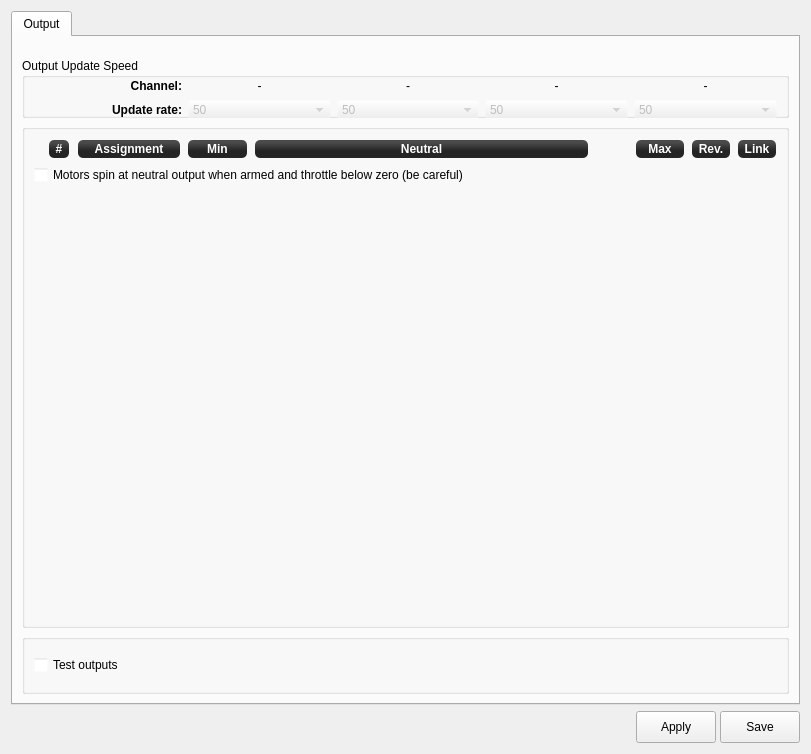
The window that ground/openpilotgcs/src/plugins/config/output.ui (openpilot/OpenPilot) describes before a commit, drawn with Qt 5.
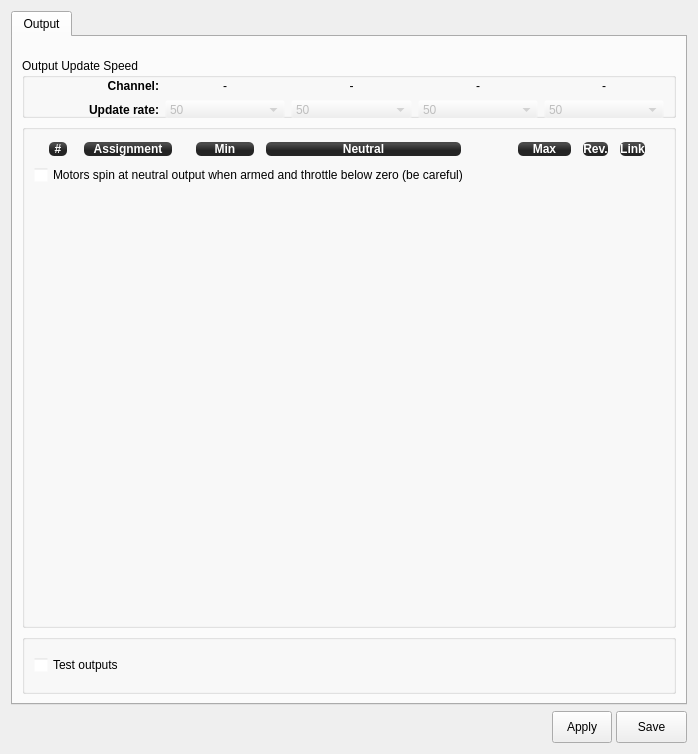
The same window after the commit. Icons and pictures are not drawn.

Commit message: fixed the vertical sliders, fixed input/output header spacing over the config sliders, switched around the progress bar in stabi ui, more to come

Diff of the .ui file:
```diff
--- a/ground/openpilotgcs/src/plugins/config/output.ui
+++ b/ground/openpilotgcs/src/plugins/config/output.ui
@@ -6,7 +6,7 @@
    <rect>
     <x>0</x>
     <y>0</y>
-    <width>811</width>
+    <width>698</width>
     <height>754</height>
    </rect>
   </property>
@@ -125,7 +125,7 @@
            <rect>
             <x>0</x>
             <y>0</y>
-            <width>781</width>
+            <width>668</width>
             <height>642</height>
            </rect>
           </property>
@@ -528,6 +528,9 @@
              <layout class="QVBoxLayout" name="verticalLayout">
               <item>
                <layout class="QHBoxLayout" name="horizontalLayout_3">
+                <property name="spacing">
+                 <number>10</number>
+                </property>
                 <item>
                  <spacer name="horizontalSpacer_6">
                   <property name="orientation">
@@ -547,14 +550,14 @@
                 <item>
                  <widget class="QLabel" name="legend6">
                   <property name="sizePolicy">
-                   <sizepolicy hsizetype="Minimum" vsizetype="Preferred">
+                   <sizepolicy hsizetype="Minimum" vsizetype="Fixed">
                     <horstretch>0</horstretch>
                     <verstretch>0</verstretch>
                    </sizepolicy>
                   </property>
                   <property name="minimumSize">
                    <size>
-                    <width>22</width>
+                    <width>20</width>
                     <height>0</height>
                    </size>
                   </property>
@@ -596,7 +599,7 @@
                   </property>
                   <property name="sizeHint" stdset="0">
                    <size>
-                    <width>1</width>
+                    <width>5</width>
                     <height>20</height>
                    </size>
                   </property>
@@ -605,14 +608,14 @@
                 <item>
                  <widget class="QLabel" name="legend0">
                   <property name="sizePolicy">
-                   <sizepolicy hsizetype="Minimum" vsizetype="Preferred">
+                   <sizepolicy hsizetype="Minimum" vsizetype="Fixed">
                     <horstretch>0</horstretch>
                     <verstretch>0</verstretch>
                    </sizepolicy>
                   </property>
                   <property name="minimumSize">
                    <size>
-                    <width>104</width>
+                    <width>90</width>
                     <height>0</height>
                    </size>
                   </property>
@@ -638,17 +641,33 @@
                   </property>
                  </widget>
                 </item>
+                <item>
+                 <spacer name="horizontalSpacer_8">
+                  <property name="orientation">
+                   <enum>Qt::Horizontal</enum>
+                  </property>
+                  <property name="sizeType">
+                   <enum>QSizePolicy::Fixed</enum>
+                  </property>
+                  <property name="sizeHint" stdset="0">
+                   <size>
+                    <width>12</width>
+                    <height>20</height>
+                   </size>
+                  </property>
+                 </spacer>
+                </item>
                 <item>
                  <widget class="QLabel" name="legend1">
                   <property name="sizePolicy">
-                   <sizepolicy hsizetype="Minimum" vsizetype="Preferred">
+                   <sizepolicy hsizetype="Minimum" vsizetype="Fixed">
                     <horstretch>0</horstretch>
                     <verstretch>0</verstretch>
                    </sizepolicy>
                   </property>
                   <property name="minimumSize">
                    <size>
-                    <width>61</width>
+                    <width>60</width>
                     <height>0</height>
                    </size>
                   </property>
@@ -674,17 +693,33 @@
                   </property>
                  </widget>
                 </item>
+                <item>
+                 <spacer name="horizontalSpacer_9">
+                  <property name="orientation">
+                   <enum>Qt::Horizontal</enum>
+                  </property>
+                  <property name="sizeType">
+                   <enum>QSizePolicy::Minimum</enum>
+                  </property>
+                  <property name="sizeHint" stdset="0">
+                   <size>
+                    <width>0</width>
+                    <height>20</height>
+                   </size>
+                  </property>
+                 </spacer>
+                </item>
                 <item>
                  <widget class="QLabel" name="legend2">
                   <property name="sizePolicy">
-                   <sizepolicy hsizetype="Expanding" vsizetype="Preferred">
+                   <sizepolicy hsizetype="Expanding" vsizetype="Fixed">
                     <horstretch>0</horstretch>
                     <verstretch>0</verstretch>
                    </sizepolicy>
                   </property>
                   <property name="minimumSize">
                    <size>
-                    <width>45</width>
+                    <width>20</width>
                     <height>0</height>
                    </size>
                   </property>
@@ -720,7 +755,7 @@
                   </property>
                   <property name="sizeHint" stdset="0">
                    <size>
-                    <width>40</width>
+                    <width>45</width>
                     <height>20</height>
                    </size>
                   </property>
@@ -729,14 +764,14 @@
                 <item>
                  <widget class="QLabel" name="legend3">
                   <property name="sizePolicy">
-                   <sizepolicy hsizetype="Minimum" vsizetype="Preferred">
+                   <sizepolicy hsizetype="Minimum" vsizetype="Fixed">
                     <horstretch>0</horstretch>
                     <verstretch>0</verstretch>
                    </sizepolicy>
                   </property>
                   <property name="minimumSize">
                    <size>
-                    <width>50</width>
+                    <width>55</width>
                     <height>0</height>
                    </size>
                   </property>
@@ -765,14 +800,14 @@
                 <item>
                  <widget class="QLabel" name="legend4">
                   <property name="sizePolicy">
-                   <sizepolicy hsizetype="Minimum" vsizetype="Preferred">
+                   <sizepolicy hsizetype="Minimum" vsizetype="Fixed">
                     <horstretch>0</horstretch>
                     <verstretch>0</verstretch>
                    </sizepolicy>
                   </property>
                   <property name="minimumSize">
                    <size>
-                    <width>40</width>
+                    <width>20</width>
                     <height>0</height>
                    </size>
                   </property>
@@ -801,14 +836,14 @@
                 <item>
                  <widget class="QLabel" name="legend5">
                   <property name="sizePolicy">
-                   <sizepolicy hsizetype="Minimum" vsizetype="Preferred">
+                   <sizepolicy hsizetype="Minimum" vsizetype="Fixed">
                     <horstretch>0</horstretch>
                     <verstretch>0</verstretch>
                    </sizepolicy>
                   </property>
                   <property name="minimumSize">
                    <size>
-                    <width>40</width>
+                    <width>20</width>
                     <height>0</height>
                    </size>
                   </property>
@@ -834,6 +869,22 @@
                   </property>
                  </widget>
                 </item>
+                <item>
+                 <spacer name="horizontalSpacer_10">
+                  <property name="orientation">
+                   <enum>Qt::Horizontal</enum>
+                  </property>
+                  <property name="sizeType">
+                   <enum>QSizePolicy::Minimum</enum>
+                  </property>
+                  <property name="sizeHint" stdset="0">
+                   <size>
+                    <width>18</width>
+                    <height>20</height>
+                   </size>
+                  </property>
+                 </spacer>
+                </item>
                </layout>
               </item>
               <item>
```
The commit also changes 4 other files.
